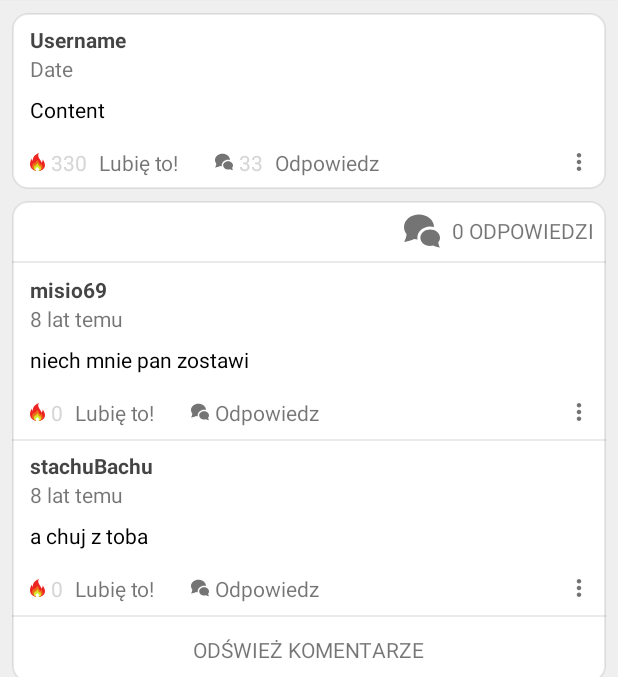
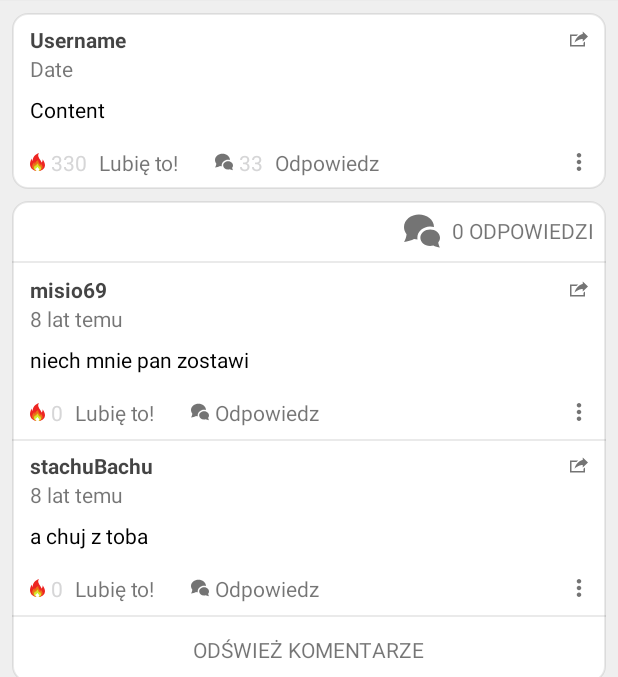
Before and after one commit to tomasz-janik/SocialApp, an Android app: the CommentDetailsActivity screen opened directly, with no data from a screen before it, on a phone screen of 412 x 824 dp, the part 83-760 px from its top. Run offline under Robolectric (Android 15) with nearby library versions, the phone set to English and light mode, and no system bars; libraries missing offline, so code that uses them is left out: com.labo.kaji, org.parceler; 2 statements that could not run were skipped.

Commit message:
Added share button that shares screenshot of note and uses internal memory (don't have to add permissions)

```diff
--- a/app/src/main/java/pl/itomaszjanik/test/Comments/CommentNoReplayAdapter.java
+++ b/app/src/main/java/pl/itomaszjanik/test/Comments/CommentNoReplayAdapter.java
@@ -21,7 +21,7 @@
 
     public class CommentViewHolder extends RecyclerView.ViewHolder{
         public TextView username, date, content, like;
-        public RelativeLayout likeLayout, replayLayout, ellipsisLayout;
+        public RelativeLayout likeLayout, replayLayout, ellipsisLayout, shareLayout;
 
         public CommentViewHolder(View view) {
             super(view);
@@ -32,6 +32,7 @@
             likeLayout = (RelativeLayout) view.findViewById(R.id.comment_like_it_layout);
             replayLayout = (RelativeLayout) view.findViewById(R.id.comment_replay_layout);
             ellipsisLayout = (RelativeLayout) view.findViewById(R.id.comment_ellipsis_layout);
+            shareLayout = (RelativeLayout) view.findViewById(R.id.comment_share_layout);
         }
     }
 
@@ -65,6 +66,13 @@
             }
         });
 
+        holder.shareLayout.setOnClickListener(new View.OnClickListener() {
+            @Override
+            public void onClick(View v) {
+                listener.onShareClick(v, comment);
+            }
+        });
+
         holder.itemView.setOnClickListener(new View.OnClickListener() {
             @Override
             public void onClick(View v) {
--- /dev/null
+++ b/app/src/main/res/drawable/icon_share_12dp.xml
@@ -0,0 +1,4 @@
+<vector android:height="12dp" android:viewportHeight="24.0"
+    android:viewportWidth="24.0" android:width="12dp" xmlns:android="http://schemas.android.com/apk/res/android">
+    <path android:fillColor="#747474" android:pathData="M6,17c2.269,-9.881 11,-11.667 11,-11.667v-3.333l7,6.637 -7,6.696v-3.333s-6.17,-0.171 -11,5zM18,17.145v2.855h-16v-12h6.598c0.768,-0.787 1.561,-1.449 2.339,-2h-10.937v16h20v-6.769l-2,1.914z"/>
+</vector>
--- a/app/src/main/res/layout/comment_item_new.xml
+++ b/app/src/main/res/layout/comment_item_new.xml
@@ -53,6 +53,32 @@
                 android:layout_marginBottom="8dp"
                 android:layout_marginRight="12dp"
                 android:layout_marginEnd="12dp"/>
+
+    </RelativeLayout>
+
+    <RelativeLayout
+            android:id="@+id/comment_share_layout"
+            android:layout_width="wrap_content"
+            android:layout_height="wrap_content"
+            android:background="?android:attr/selectableItemBackground"
+            android:layout_alignParentRight="true"
+            android:layout_alignParentEnd="true"
+            android:layout_alignParentTop="true">
+
+        <pl.itomaszjanik.test.ExtendedComponents.CustomImage
+                android:id="@+id/comment_share_icon"
+                android:layout_width="wrap_content"
+                android:layout_height="wrap_content"
+                app:srcCompat="@drawable/icon_share_12dp" android:layout_centerInParent="false"
+                android:layout_marginStart="12dp" android:layout_marginLeft="12dp"
+                android:layout_marginRight="12dp" android:layout_marginEnd="12dp"
+                android:layout_centerHorizontal="false" android:layout_centerVertical="true"/>
+
+        <TextView
+                android:layout_width="wrap_content"
+                android:layout_height="wrap_content"
+                android:layout_marginBottom="8dp" android:layout_marginTop="8dp"
+        />
 
     </RelativeLayout>
 
--- a/app/src/main/res/layout/comment_item_no_replays.xml
+++ b/app/src/main/res/layout/comment_item_no_replays.xml
@@ -53,6 +53,32 @@
                 android:layout_marginBottom="8dp"
                 android:layout_marginRight="12dp"
                 android:layout_marginEnd="12dp"/>
+
+    </RelativeLayout>
+
+    <RelativeLayout
+            android:id="@+id/comment_share_layout"
+            android:layout_width="wrap_content"
+            android:layout_height="wrap_content"
+            android:background="?android:attr/selectableItemBackground"
+            android:layout_alignParentRight="true"
+            android:layout_alignParentEnd="true"
+            android:layout_alignParentTop="true">
+
+        <pl.itomaszjanik.test.ExtendedComponents.CustomImage
+                android:id="@+id/comment_share_icon"
+                android:layout_width="wrap_content"
+                android:layout_height="wrap_content"
+                app:srcCompat="@drawable/icon_share_12dp" android:layout_centerInParent="false"
+                android:layout_marginStart="12dp" android:layout_marginLeft="12dp"
+                android:layout_marginRight="12dp" android:layout_marginEnd="12dp"
+                android:layout_centerHorizontal="false" android:layout_centerVertical="true"/>
+
+        <TextView
+                android:layout_width="wrap_content"
+                android:layout_height="wrap_content"
+                android:layout_marginBottom="8dp" android:layout_marginTop="8dp"
+        />
 
     </RelativeLayout>
 
--- a/app/src/main/res/layout/note_details.xml
+++ b/app/src/main/res/layout/note_details.xml
@@ -1,5 +1,6 @@
 <?xml version="1.0" encoding="utf-8"?>
 <RelativeLayout
+        android:id="@+id/ide"
         xmlns:android="http://schemas.android.com/apk/res/android"
         xmlns:app="http://schemas.android.com/apk/res-auto"
         android:layout_width="match_parent"
--- /dev/null
+++ b/app/src/main/res/xml/provider_paths.xml
@@ -0,0 +1,4 @@
+<?xml version="1.0" encoding="utf-8"?>
+<paths xmlns:android="http://schemas.android.com/apk/res/android">
+    <cache-path name="shared_images" path="images/"/>
+</paths>
```
Also changed, not shown: app/src/main/AndroidManifest.xml (+12 -0 lines), app/src/main/java/pl/itomaszjanik/test/Comments/CommentAdapter.java (+8 -1 lines), app/src/main/java/pl/itomaszjanik/test/Comments/CommentClickListener.java (+2 -0 lines), app/src/main/java/pl/itomaszjanik/test/Fragments/AddCommentActivity.java (+1 -0 lines), app/src/main/java/pl/itomaszjanik/test/Fragments/CommentDetailsActivity.java (+9 -0 lines), app/src/main/java/pl/itomaszjanik/test/Fragments/NoteDetailsActivity.java (+21 -17 lines), app/src/main/java/pl/itomaszjanik/test/Utilities.java (+104 -0 lines), app/src/main/res/layout/screenshoot_comment.xml (added, +102 -0 lines), app/src/main/res/layout/screenshoot_note.xml (added, +102 -0 lines).
